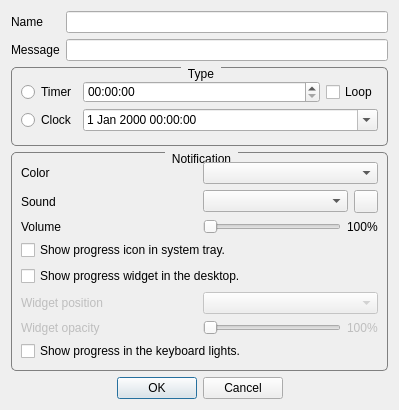
This is NewAlarmDialog.ui in FelixdelasPozas/MultiAlarm as Qt 5 draws it before an edit. The edited form follows.
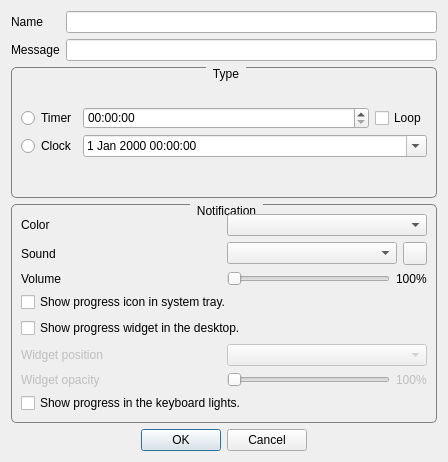
This is the edited form. Icons and pictures are not drawn.

```diff
--- a/NewAlarmDialog.ui
+++ b/NewAlarmDialog.ui
@@ -9,20 +9,20 @@
    <rect>
     <x>0</x>
     <y>0</y>
-    <width>399</width>
-    <height>410</height>
+    <width>448</width>
+    <height>462</height>
    </rect>
   </property>
   <property name="minimumSize">
    <size>
-    <width>399</width>
-    <height>410</height>
+    <width>448</width>
+    <height>462</height>
    </size>
   </property>
   <property name="maximumSize">
    <size>
-    <width>399</width>
-    <height>410</height>
+    <width>448</width>
+    <height>462</height>
    </size>
   </property>
   <property name="windowTitle">
```
Left out of the diff: 12 changed lines with no effect on the pictures.
